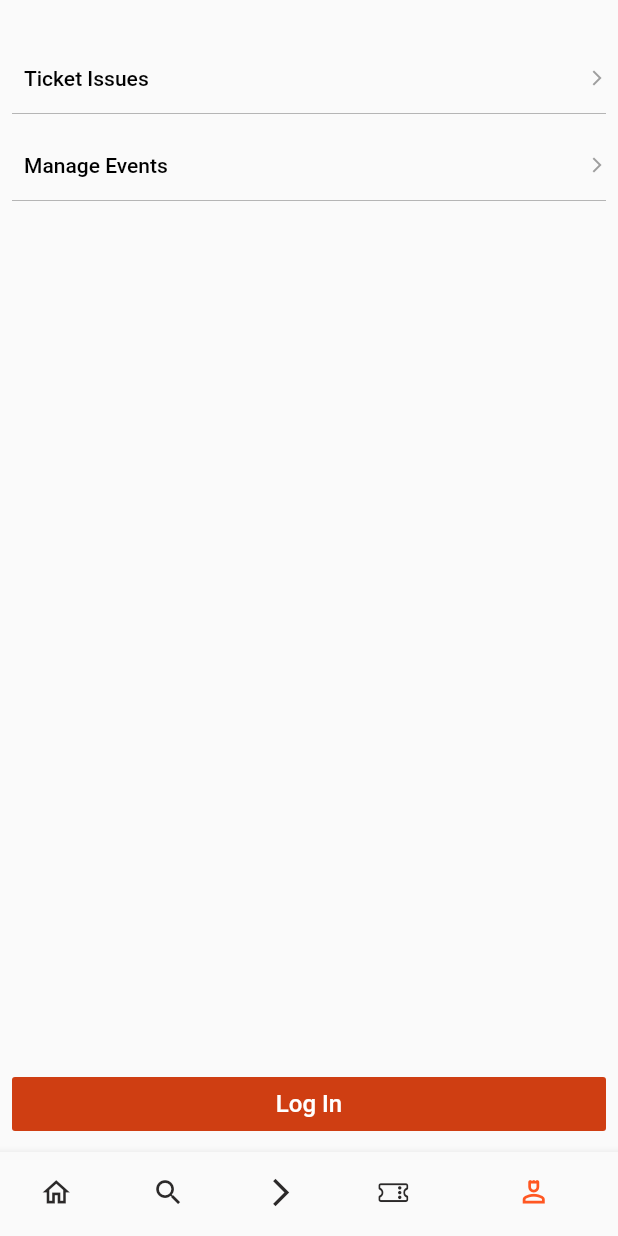
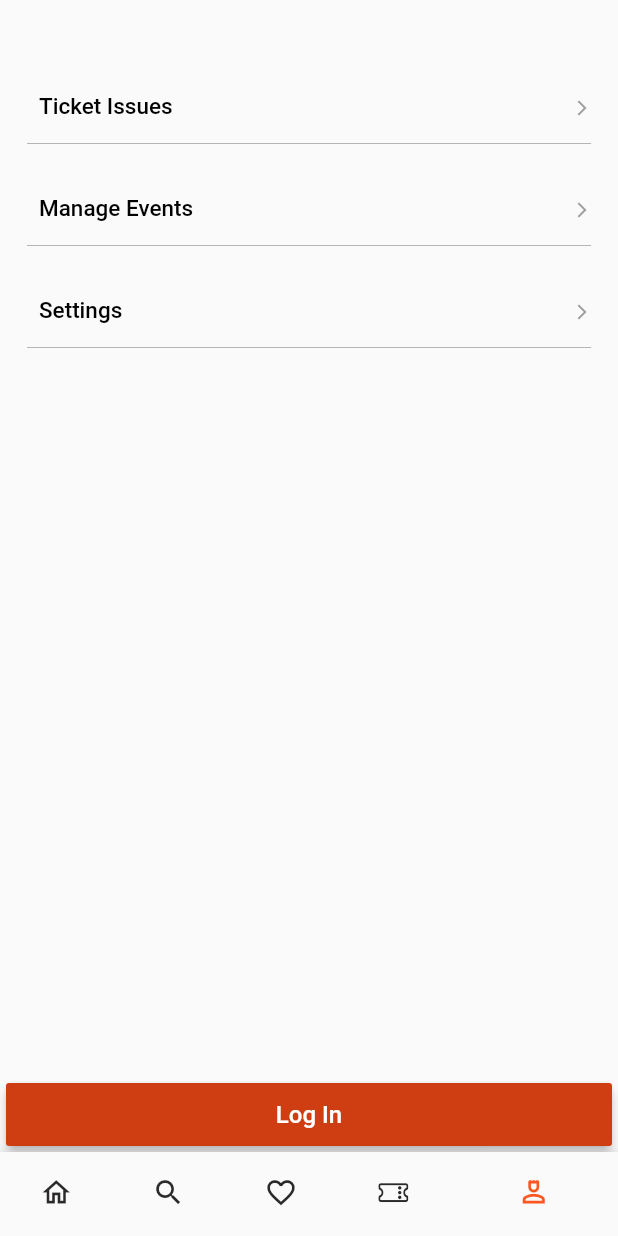
Before and after one commit to AliKhalaf1/SoftwareProjectCross, a Flutter app: the screen it shows after launch, item 5 of the bottom bar chosen, on a phone screen of 412 x 824 dp. Run offline on Flutter 3.47's test engine with Material 2 defaults, Android fonts, the phone set to English and light mode, and no system bars.

Commit message:
Merging 2 pages Changing main

```diff
--- a/lib/main.dart
+++ b/lib/main.dart
@@ -21,7 +21,7 @@ class _MainAppState extends State<MainApp> {
       title: 'Eventbrite',
       theme: ThemeData(
         // is not restarted.
-        primarySwatch: Colors.deepOrange,
+        primaryColor: const Color.fromRGBO(206, 65, 12, 1),
       ),
       home: const MyHomePage(title: 'Eventbrite'),
     );
@@ -88,7 +88,7 @@ class _MyHomePageState extends State<MyHomePage> {
               label: 'Search',
             ),
             BottomNavigationBarItem(
-              icon: Icon(Icons.arrow_forward_ios),
+              icon: Icon(Icons.favorite_border),
               label: 'Likes',
             ),
             BottomNavigationBarItem(
--- a/lib/screens/profile_sign_up.dart
+++ b/lib/screens/profile_sign_up.dart
@@ -7,23 +7,29 @@ class ProfileLogIn extends StatelessWidget {
 
   @override
   Widget build(BuildContext context) {
-    return Padding(
-      padding: const EdgeInsets.all(8.0),
-      child: Column(
+    return Column(
       crossAxisAlignment: CrossAxisAlignment.stretch,
       mainAxisAlignment: MainAxisAlignment.spaceBetween,
       children: [
-          Column(
-            children: [
-              const SizedBox(
-                height: 10,
+        Padding(
+          padding: const EdgeInsets.all(8.0),
+          child: Column(
+            children: const [
+              SizedBox(
+                height: 30,
                 child: Text(''),
               ),
-              const SignUpButtonLink('Ticket Issues'),
-              const SignUpButtonLink('Manage Events'),
+              SignUpButtonLink('Ticket Issues'),
+              SignUpButtonLink('Manage Events'),
+              SignUpButtonLink('Settings'),
             ],
           ),
-          TextButton(
+        ),
+        Container(
+          height: 50,
+          child: Card(
+            elevation: 3,
+            child: TextButton(
               style: ButtonStyle(
                 backgroundColor: MaterialStateProperty.all(
                     const Color.fromARGB(255, 207, 62, 18)),
@@ -40,8 +46,9 @@ class ProfileLogIn extends StatelessWidget {
                 style: TextStyle(fontSize: 16),
               ),
             ),
+          ),
+        ),
       ],
-      ),
     );
   }
 }
--- a/lib/widgets/button_links.dart
+++ b/lib/widgets/button_links.dart
@@ -7,7 +7,8 @@ class SignUpButtonLink extends StatelessWidget {
   @override
   Widget build(BuildContext context) {
     return Container(
-      margin: const EdgeInsets.only(top: 10),
+      alignment: Alignment.topCenter,
+      margin: const EdgeInsets.all(10),
       //padding: const EdgeInsets.all(8.0),
       foregroundDecoration: const BoxDecoration(
         border: Border(
@@ -18,10 +19,18 @@ class SignUpButtonLink extends StatelessWidget {
         ),
       ),
       child: Row(
+        crossAxisAlignment: CrossAxisAlignment.center,
         mainAxisAlignment: MainAxisAlignment.spaceBetween,
         children: [
           TextButton(
             style: ButtonStyle(
+              alignment: Alignment.topLeft,
+              textStyle: MaterialStateProperty.all(
+                const TextStyle(
+                  fontSize: 15,
+                  fontWeight: FontWeight.w500,
+                ),
+              ),
               foregroundColor: MaterialStateProperty.all(Colors.black),
             ),
             onPressed: () {},
--- a/pubspec.yaml
+++ b/pubspec.yaml
@@ -31,7 +31,6 @@ dependencies:
   flutter:
     sdk: flutter
 
-  url_launcher: ^6.0.17
 
 
   # The following adds the Cupertino Icons font to your application.
```
Also changed, not shown: pubspec.lock. Lines whose indentation alone changed are shown as unchanged.
